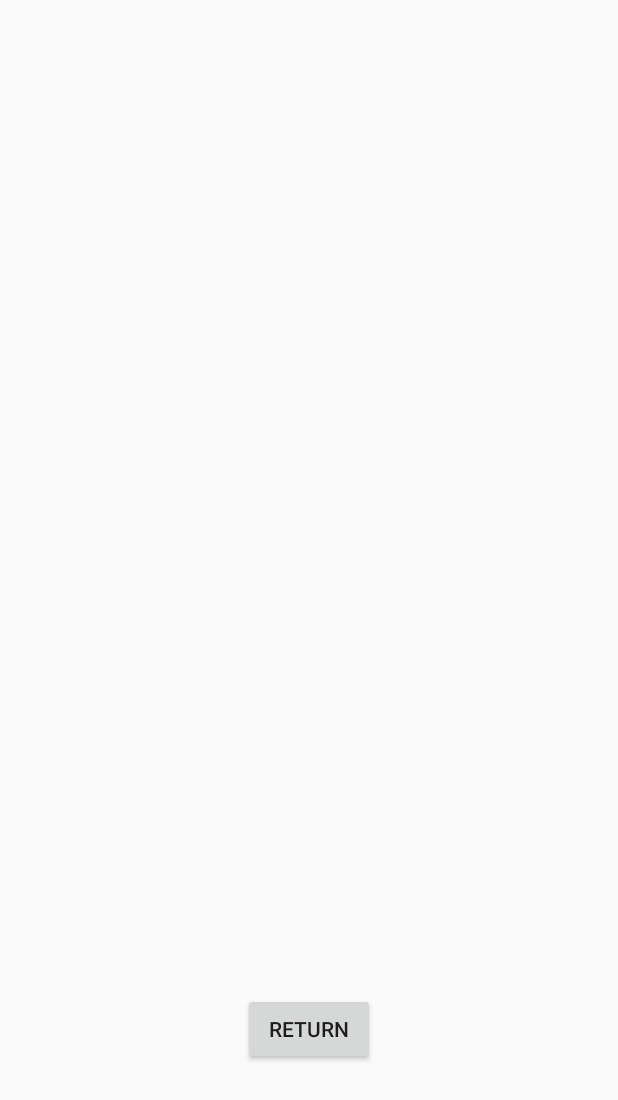
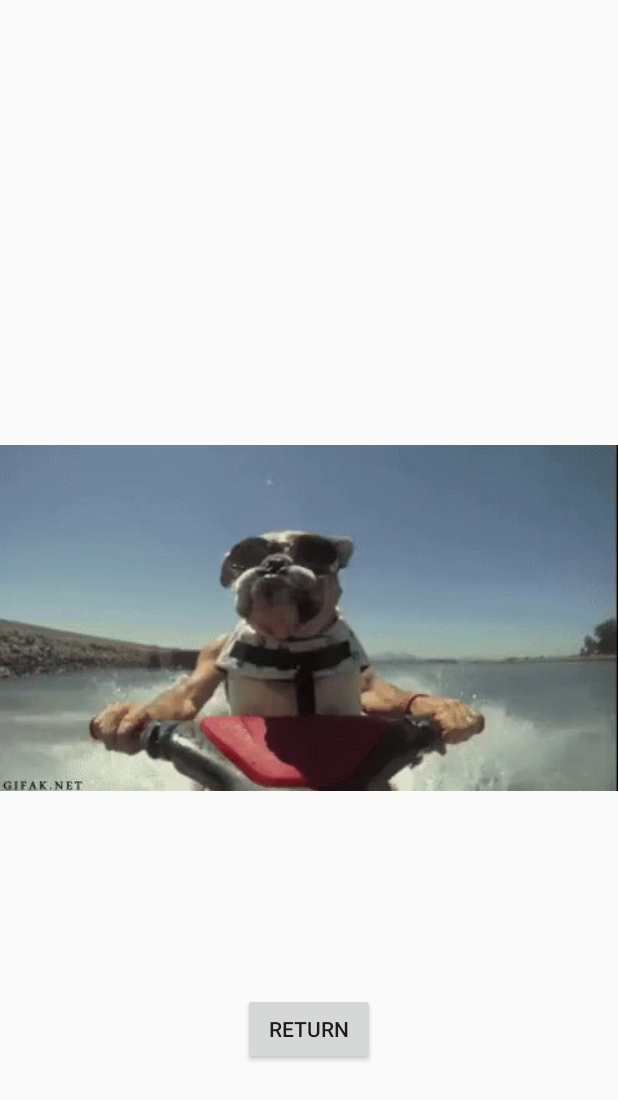
Before and after one commit to rcouture27/SoundofScapes, an Android app: the PlayBackActivity screen opened directly, with no data from a screen before it, on a phone screen of 412 x 824 dp. Shown: the top 1100 px of the screen. Run offline under Robolectric (Android 15) with nearby library versions, the phone set to English and light mode, and no system bars.

Commit message:
gif support update

```diff
--- a/SoundScapeProject/app/build.gradle
+++ b/SoundScapeProject/app/build.gradle
@@ -25,4 +25,5 @@
     testImplementation 'junit:junit:4.12'
     androidTestImplementation 'com.android.support.test:runner:1.0.2'
     androidTestImplementation 'com.android.support.test.espresso:espresso-core:3.0.2'
+    implementation 'pl.droidsonroids.gif:android-gif-drawable:1.2.+'
 }
--- a/SoundScapeProject/app/src/main/res/layout/activity_play_back.xml
+++ b/SoundScapeProject/app/src/main/res/layout/activity_play_back.xml
@@ -5,6 +5,12 @@
     android:layout_width="match_parent"
     android:layout_height="match_parent"
     tools:context=".PlayBackActivity">
+
+    <pl.droidsonroids.gif.GifImageView
+        android:layout_width="match_parent"
+        android:layout_height="match_parent"
+        android:src="@drawable/ocean_doggo"
+        />
 
     <Button
         android:id="@+id/buttonReturn"
```
Also changed, not shown: SoundScapeProject/app/src/main/res/drawable/ocean_doggo.gif (added).
